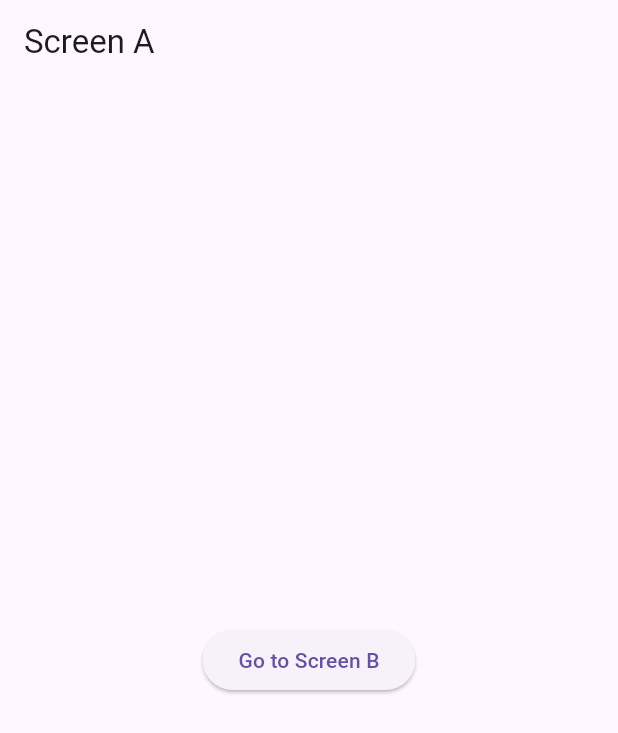
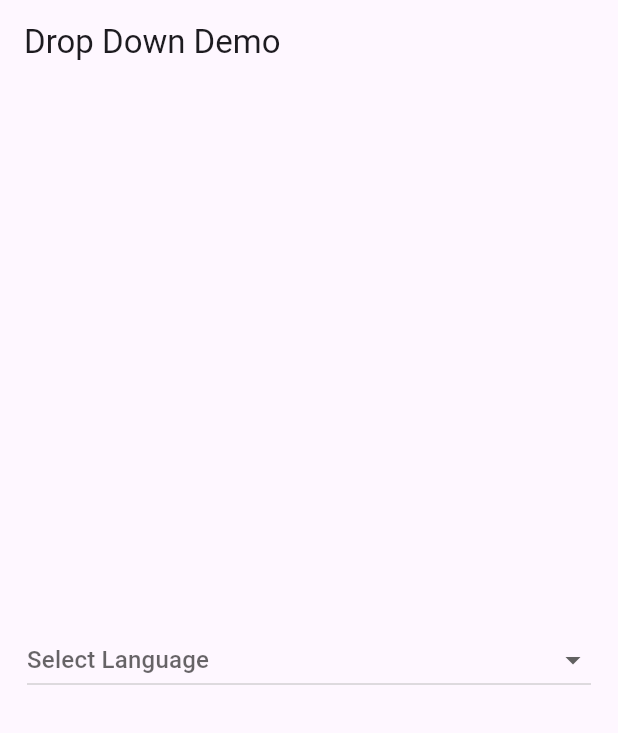
Before and after one commit to MuhammadAliKust/Flutter-B19, a Flutter app: the screen it shows after launch, on a phone screen of 412 x 824 dp. Shown: the top 733 px of the screen. Run offline on Flutter 3.47's test engine with Material 3 defaults, Android fonts, the phone set to English and light mode, and no system bars; our stand-ins replace smooth_page_indicator.

Commit message:
Dropdown Done

```diff
--- /dev/null
+++ b/lib/drop_down.dart
@@ -0,0 +1,43 @@
+import 'package:flutter/material.dart';
+
+class DropDownDemo extends StatefulWidget {
+  DropDownDemo({super.key});
+
+  @override
+  State<DropDownDemo> createState() => _DropDownDemoState();
+}
+
+class _DropDownDemoState extends State<DropDownDemo> {
+  List<String> languageList = ['English', 'Urdu', 'Pashto'];
+
+  String? selectedLanguage;
+
+  @override
+  Widget build(BuildContext context) {
+    return Scaffold(
+      appBar: AppBar(
+        title: Text("Drop Down Demo"),
+      ),
+      body: Center(
+        child: Padding(
+          padding: const EdgeInsets.symmetric(horizontal: 18.0),
+          child: DropdownButton(
+              items: languageList
+                  .map((e) => DropdownMenuItem(
+                        child: Text(e.toString()),
+                        value: e,
+                      ))
+                  .toList(),
+
+              value: selectedLanguage,
+              hint: Text("Select Language"),
+              isExpanded: true,
+              onChanged: (val) {
+                selectedLanguage = val;
+                setState(() {});
+              }),
+        ),
+      ),
+    );
+  }
+}
--- a/lib/main.dart
+++ b/lib/main.dart
@@ -11,6 +11,7 @@
 
 import 'bottom_sheet.dart';
 import 'dialog_box.dart';
+import 'drop_down.dart';
 import 'dynamic_list_view.dart';
 import 'grid_view_demo.dart';
 import 'list_view_demo.dart';
@@ -30,7 +31,7 @@
   @override
   Widget build(BuildContext context) {
     return MaterialApp(
-      home: ScreenA(),
+      home: DropDownDemo(),
     );
   }
 }
--- a/pubspec.yaml
+++ b/pubspec.yaml
@@ -38,6 +38,7 @@
   smooth_page_indicator: ^1.2.1
   intl: ^0.20.2
   provider: ^6.1.5
+#  google_maps_flutter: ^2.12.2
 
 dev_dependencies:
   flutter_test:
```
Also changed, not shown: lib/google_map.dart (added, +27 -0 lines), 1 other file.
